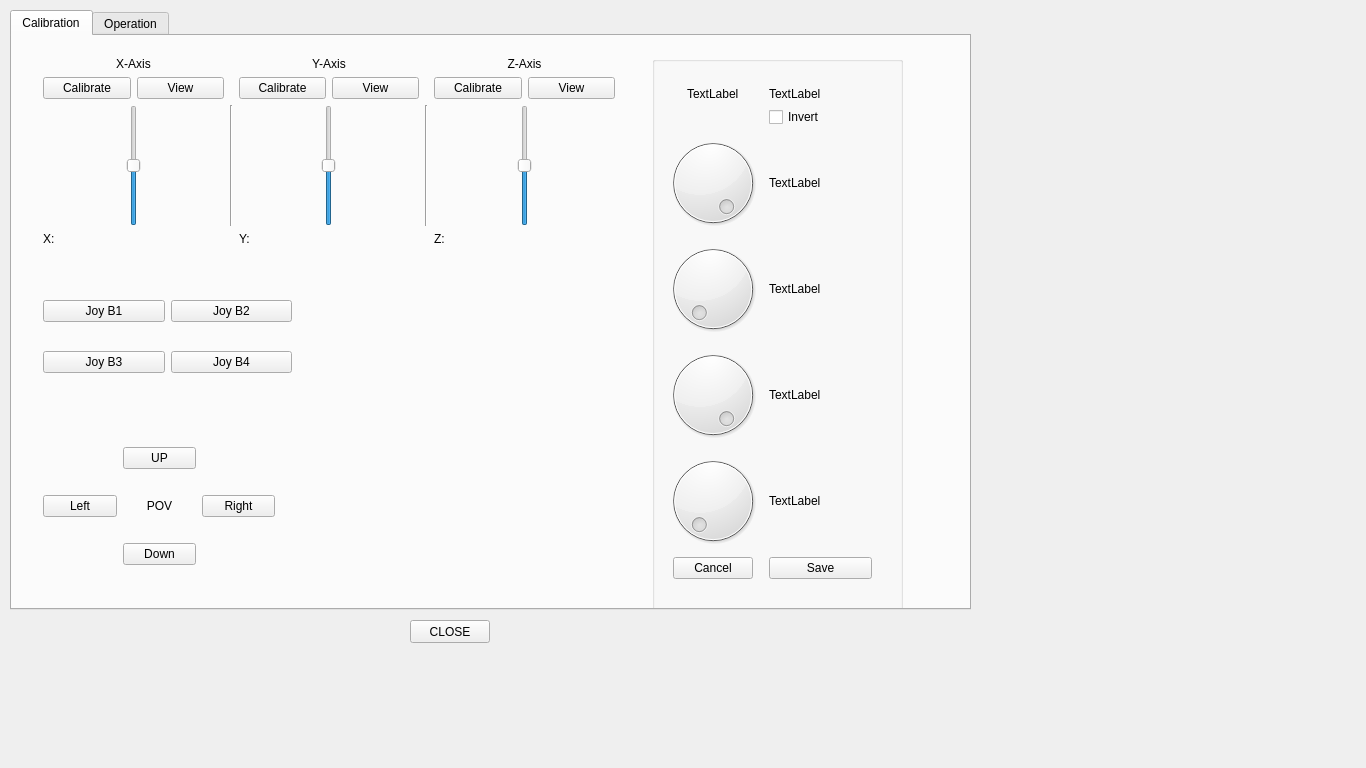
Qt form DriverStation/mainwindow.ui (dgitz/DriverStation) before a commit.
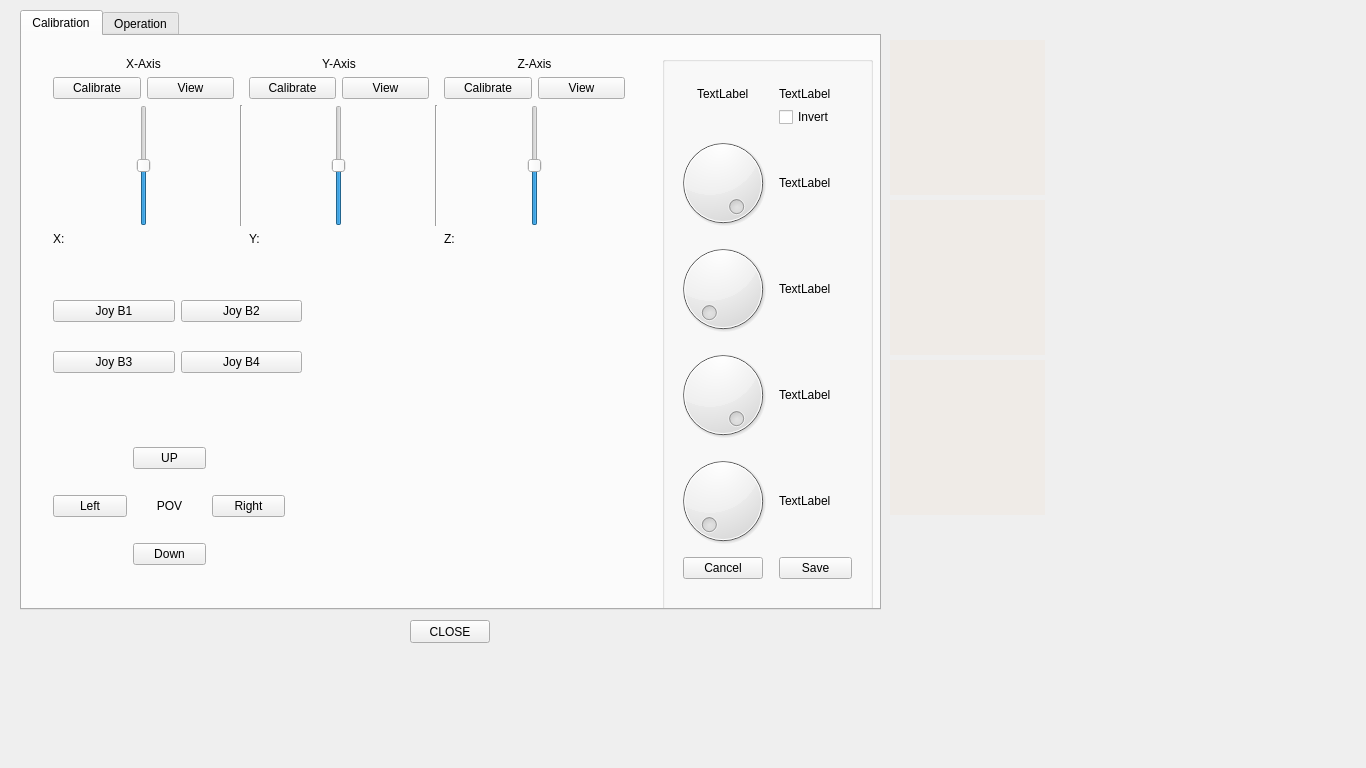
The same form after that commit. The open tabs and pages were chosen to show the change.

What changed in the file:
```diff
--- a/DriverStation/mainwindow.ui
+++ b/DriverStation/mainwindow.ui
@@ -30,9 +30,9 @@
    <widget class="QTabWidget" name="tabWidget">
     <property name="geometry">
      <rect>
-      <x>10</x>
+      <x>20</x>
       <y>10</y>
-      <width>961</width>
+      <width>861</width>
       <height>600</height>
      </rect>
     </property>
@@ -164,6 +164,9 @@
        </rect>
       </property>
       <layout class="QGridLayout" name="gridLayout_7">
+       <property name="horizontalSpacing">
+        <number>6</number>
+       </property>
        <item row="3" column="1">
         <widget class="Line" name="line">
          <property name="orientation">
@@ -374,7 +377,7 @@
        <rect>
         <x>640</x>
         <y>20</y>
-        <width>251</width>
+        <width>211</width>
         <height>571</height>
        </rect>
       </property>
@@ -389,7 +392,7 @@
         <rect>
          <x>0</x>
          <y>20</y>
-         <width>231</width>
+         <width>201</width>
          <height>541</height>
         </rect>
        </property>
@@ -544,6 +547,408 @@
      </widget>
     </widget>
    </widget>
+   <widget class="QLabel" name="iRouterActive">
+    <property name="geometry">
+     <rect>
+      <x>890</x>
+      <y>40</y>
+      <width>155</width>
+      <height>155</height>
+     </rect>
+    </property>
+    <property name="palette">
+     <palette>
+      <active>
+       <colorrole role="Button">
+        <brush brushstyle="SolidPattern">
+         <color alpha="255">
+          <red>239</red>
+          <green>235</green>
+          <blue>231</blue>
+         </color>
+        </brush>
+       </colorrole>
+       <colorrole role="Base">
+        <brush brushstyle="SolidPattern">
+         <color alpha="255">
+          <red>255</red>
+          <green>255</green>
+          <blue>255</blue>
+         </color>
+        </brush>
+       </colorrole>
+       <colorrole role="Window">
+        <brush brushstyle="SolidPattern">
+         <color alpha="255">
+          <red>239</red>
+          <green>235</green>
+          <blue>231</blue>
+         </color>
+        </brush>
+       </colorrole>
+       <colorrole role="AlternateBase">
+        <brush brushstyle="SolidPattern">
+         <color alpha="255">
+          <red>239</red>
+          <green>235</green>
+          <blue>231</blue>
+         </color>
+        </brush>
+       </colorrole>
+      </active>
+      <inactive>
+       <colorrole role="Button">
+        <brush brushstyle="SolidPattern">
+         <color alpha="255">
+          <red>239</red>
+          <green>235</green>
+          <blue>231</blue>
+         </color>
+        </brush>
+       </colorrole>
+       <colorrole role="Base">
+        <brush brushstyle="SolidPattern">
+         <color alpha="255">
+          <red>255</red>
+          <green>255</green>
+          <blue>255</blue>
+         </color>
+        </brush>
+       </colorrole>
+       <colorrole role="Window">
+        <brush brushstyle="SolidPattern">
+         <color alpha="255">
+          <red>239</red>
+          <green>235</green>
+          <blue>231</blue>
+         </color>
+        </brush>
+       </colorrole>
+       <colorrole role="AlternateBase">
+        <brush brushstyle="SolidPattern">
+         <color alpha="255">
+          <red>239</red>
+          <green>235</green>
+          <blue>231</blue>
+         </color>
+        </brush>
+       </colorrole>
+      </inactive>
+      <disabled>
+       <colorrole role="Button">
+        <brush brushstyle="SolidPattern">
+         <color alpha="255">
+          <red>239</red>
+          <green>235</green>
+          <blue>231</blue>
+         </color>
+        </brush>
+       </colorrole>
+       <colorrole role="Base">
+        <brush brushstyle="SolidPattern">
+         <color alpha="255">
+          <red>239</red>
+          <green>235</green>
+          <blue>231</blue>
+         </color>
+        </brush>
+       </colorrole>
+       <colorrole role="Window">
+        <brush brushstyle="SolidPattern">
+         <color alpha="255">
+          <red>239</red>
+          <green>235</green>
+          <blue>231</blue>
+         </color>
+        </brush>
+       </colorrole>
+       <colorrole role="AlternateBase">
+        <brush brushstyle="SolidPattern">
+         <color alpha="255">
+          <red>239</red>
+          <green>235</green>
+          <blue>231</blue>
+         </color>
+        </brush>
+       </colorrole>
+      </disabled>
+     </palette>
+    </property>
+    <property name="autoFillBackground">
+     <bool>true</bool>
+    </property>
+    <property name="text">
+     <string/>
+    </property>
+   </widget>
+   <widget class="QLabel" name="iROSServerActive">
+    <property name="geometry">
+     <rect>
+      <x>890</x>
+      <y>200</y>
+      <width>155</width>
+      <height>155</height>
+     </rect>
+    </property>
+    <property name="palette">
+     <palette>
+      <active>
+       <colorrole role="Button">
+        <brush brushstyle="SolidPattern">
+         <color alpha="255">
+          <red>239</red>
+          <green>235</green>
+          <blue>231</blue>
+         </color>
+        </brush>
+       </colorrole>
+       <colorrole role="Base">
+        <brush brushstyle="SolidPattern">
+         <color alpha="255">
+          <red>255</red>
+          <green>255</green>
+          <blue>255</blue>
+         </color>
+        </brush>
+       </colorrole>
+       <colorrole role="Window">
+        <brush brushstyle="SolidPattern">
+         <color alpha="255">
+          <red>239</red>
+          <green>235</green>
+          <blue>231</blue>
+         </color>
+        </brush>
+       </colorrole>
+       <colorrole role="AlternateBase">
+        <brush brushstyle="SolidPattern">
+         <color alpha="255">
+          <red>239</red>
+          <green>235</green>
+          <blue>231</blue>
+         </color>
+        </brush>
+       </colorrole>
+      </active>
+      <inactive>
+       <colorrole role="Button">
+        <brush brushstyle="SolidPattern">
+         <color alpha="255">
+          <red>239</red>
+          <green>235</green>
+          <blue>231</blue>
+         </color>
+        </brush>
+       </colorrole>
+       <colorrole role="Base">
+        <brush brushstyle="SolidPattern">
+         <color alpha="255">
+          <red>255</red>
+          <green>255</green>
+          <blue>255</blue>
+         </color>
+        </brush>
+       </colorrole>
+       <colorrole role="Window">
+        <brush brushstyle="SolidPattern">
+         <color alpha="255">
+          <red>239</red>
+          <green>235</green>
+          <blue>231</blue>
+         </color>
+        </brush>
+       </colorrole>
+       <colorrole role="AlternateBase">
+        <brush brushstyle="SolidPattern">
+         <color alpha="255">
+          <red>239</red>
+          <green>235</green>
+          <blue>231</blue>
+         </color>
+        </brush>
+       </colorrole>
+      </inactive>
+      <disabled>
+       <colorrole role="Button">
+        <brush brushstyle="SolidPattern">
+         <color alpha="255">
+          <red>239</red>
+          <green>235</green>
+          <blue>231</blue>
+         </color>
+        </brush>
+       </colorrole>
+       <colorrole role="Base">
+        <brush brushstyle="SolidPattern">
+         <color alpha="255">
+          <red>239</red>
+          <green>235</green>
+          <blue>231</blue>
+         </color>
+        </brush>
+       </colorrole>
+       <colorrole role="Window">
+        <brush brushstyle="SolidPattern">
+         <color alpha="255">
+          <red>239</red>
+          <green>235</green>
+          <blue>231</blue>
+         </color>
+        </brush>
+       </colorrole>
+       <colorrole role="AlternateBase">
+        <brush brushstyle="SolidPattern">
+         <color alpha="255">
+          <red>239</red>
+          <green>235</green>
+          <blue>231</blue>
+         </color>
+        </brush>
+       </colorrole>
+      </disabled>
+     </palette>
+    </property>
+    <property name="autoFillBackground">
+     <bool>true</bool>
+    </property>
+    <property name="text">
+     <string/>
+    </property>
+   </widget>
+   <widget class="QLabel" name="iRoverActive">
+    <property name="geometry">
+     <rect>
+      <x>890</x>
+      <y>360</y>
+      <width>155</width>
+      <height>155</height>
+     </rect>
+    </property>
+    <property name="palette">
+     <palette>
+      <active>
+       <colorrole role="Button">
+        <brush brushstyle="SolidPattern">
+         <color alpha="255">
+          <red>239</red>
+          <green>235</green>
+          <blue>231</blue>
+         </color>
+        </brush>
+       </colorrole>
+       <colorrole role="Base">
+        <brush brushstyle="SolidPattern">
+         <color alpha="255">
+          <red>255</red>
+          <green>255</green>
+          <blue>255</blue>
+         </color>
+        </brush>
+       </colorrole>
+       <colorrole role="Window">
+        <brush brushstyle="SolidPattern">
+         <color alpha="255">
+          <red>239</red>
+          <green>235</green>
+          <blue>231</blue>
+         </color>
+        </brush>
+       </colorrole>
+       <colorrole role="AlternateBase">
+        <brush brushstyle="SolidPattern">
+         <color alpha="255">
+          <red>239</red>
+          <green>235</green>
+          <blue>231</blue>
+         </color>
+        </brush>
+       </colorrole>
+      </active>
+      <inactive>
+       <colorrole role="Button">
+        <brush brushstyle="SolidPattern">
+         <color alpha="255">
+          <red>239</red>
+          <green>235</green>
+          <blue>231</blue>
+         </color>
+        </brush>
+       </colorrole>
+       <colorrole role="Base">
+        <brush brushstyle="SolidPattern">
+         <color alpha="255">
+          <red>255</red>
+          <green>255</green>
+          <blue>255</blue>
+         </color>
+        </brush>
+       </colorrole>
+       <colorrole role="Window">
+        <brush brushstyle="SolidPattern">
+         <color alpha="255">
+          <red>239</red>
+          <green>235</green>
+          <blue>231</blue>
+         </color>
+        </brush>
+       </colorrole>
+       <colorrole role="AlternateBase">
+        <brush brushstyle="SolidPattern">
+         <color alpha="255">
+          <red>239</red>
+          <green>235</green>
+          <blue>231</blue>
+         </color>
+        </brush>
+       </colorrole>
+      </inactive>
+      <disabled>
+       <colorrole role="Button">
+        <brush brushstyle="SolidPattern">
+         <color alpha="255">
+          <red>239</red>
+          <green>235</green>
+          <blue>231</blue>
+         </color>
+        </brush>
+       </colorrole>
+       <colorrole role="Base">
+        <brush brushstyle="SolidPattern">
+         <color alpha="255">
+          <red>239</red>
+          <green>235</green>
+          <blue>231</blue>
+         </color>
+        </brush>
+       </colorrole>
+       <colorrole role="Window">
+        <brush brushstyle="SolidPattern">
+         <color alpha="255">
+          <red>239</red>
+          <green>235</green>
+          <blue>231</blue>
+         </color>
+        </brush>
+       </colorrole>
+       <colorrole role="AlternateBase">
+        <brush brushstyle="SolidPattern">
+         <color alpha="255">
+          <red>239</red>
+          <green>235</green>
+          <blue>231</blue>
+         </color>
+        </brush>
+       </colorrole>
+      </disabled>
+     </palette>
+    </property>
+    <property name="autoFillBackground">
+     <bool>true</bool>
+    </property>
+    <property name="text">
+     <string/>
+    </property>
+   </widget>
   </widget>
  </widget>
  <layoutdefault spacing="6" margin="11"/>
```
Left out of the diff: 2 changed lines with no effect on the pictures.
